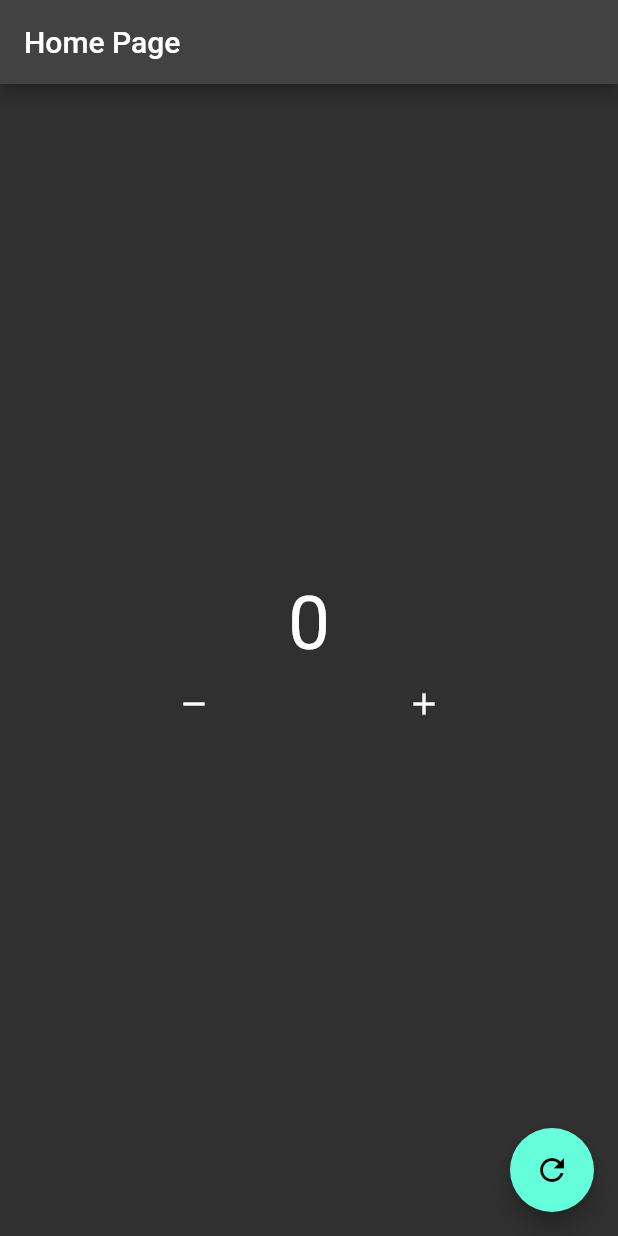
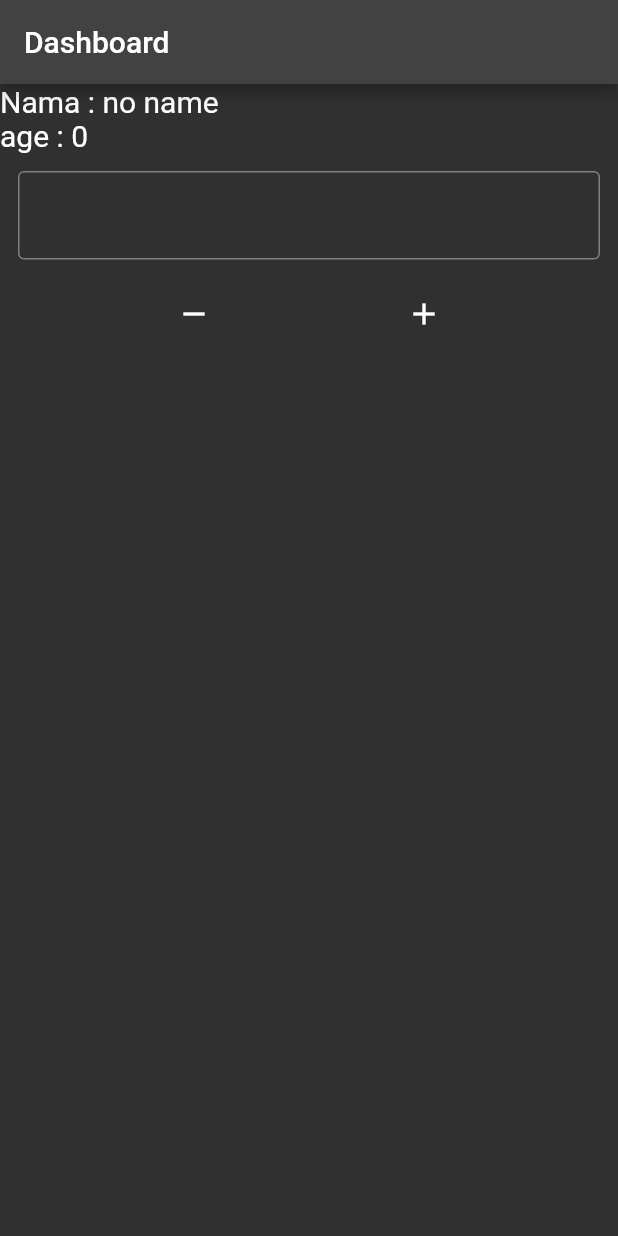
Before and after one commit to magerngulik/belajar_bloc, a Flutter app: the screen it shows after launch, on a phone screen of 412 x 824 dp. Run offline on Flutter 3.47's test engine with Material 2 defaults, Android fonts, the phone set to English and light mode, and no system bars; our stand-ins replace bloc, flutter_bloc.

Commit message:
recap belajar tanggal 14 december 2022

```diff
--- /dev/null
+++ b/lib/bloc/user.dart
@@ -0,0 +1,13 @@
+import 'package:bloc/bloc.dart';
+
+class UserBloc extends Cubit<Map<String, dynamic>> {
+  UserBloc() : super({"name": "no name", "age": 0});
+
+  changeName(String newName) {
+    emit({"name": newName, "age": state["age"]});
+  }
+
+  changeAge(int newAge) {
+    emit({"name": state["name"], "age": newAge});
+  }
+}
--- a/lib/main.dart
+++ b/lib/main.dart
@@ -1,6 +1,7 @@
 import 'dart:developer';
 import 'package:counter_apk_bloc/bloc/counter.dart';
 import 'package:counter_apk_bloc/bloc/theme.dart';
+import 'package:counter_apk_bloc/bloc/user.dart';
 import 'package:counter_apk_bloc/page/app.dart';
 import 'package:flutter/material.dart';
 import 'package:flutter_bloc/flutter_bloc.dart';
@@ -25,6 +26,9 @@ class MyApp extends StatelessWidget {
       BlocProvider(
         create: (context) => ThemeBloc(),
       ),
+      BlocProvider(
+        create: (context) => UserBloc(),
+      ),
     ], child: App());
   }
 }
--- a/lib/page/app.dart
+++ b/lib/page/app.dart
@@ -1,5 +1,6 @@
 import 'package:counter_apk_bloc/bloc/theme.dart';
 import 'package:counter_apk_bloc/page/home.dart';
+import 'package:counter_apk_bloc/page/profile.dart';
 import 'package:flutter/material.dart';
 import 'package:flutter_bloc/flutter_bloc.dart';
 
@@ -12,7 +13,7 @@ class App extends StatelessWidget {
       bloc: context.read<ThemeBloc>(),
       builder: (context, state) {
         return MaterialApp(
-          home: HomePage(),
+          home: Profile(),
           theme: (state) ? ThemeData.light() : ThemeData.dark(),
         );
       },
--- /dev/null
+++ b/lib/page/profile.dart
@@ -0,0 +1,77 @@
+import 'package:counter_apk_bloc/bloc/user.dart';
+import 'package:flutter/material.dart';
+import 'package:flutter_bloc/flutter_bloc.dart';
+
+class Profile extends StatelessWidget {
+  const Profile({super.key});
+
+  @override
+  Widget build(BuildContext context) {
+    UserBloc myUser = context.read<UserBloc>();
+    return Scaffold(
+      appBar: AppBar(
+        title: const Text("Dashboard"),
+        actions: const [],
+      ),
+      body: ListView(
+        children: [
+          BlocSelector<UserBloc, Map<String, dynamic>, String>(
+            bloc: myUser,
+            selector: (state) {
+              return state["name"];
+            },
+            builder: (context, state) {
+              return Text(
+                "Nama : $state",
+                style: TextStyle(
+                  fontSize: 20.0,
+                ),
+              );
+            },
+          ),
+          BlocSelector<UserBloc, Map<String, dynamic>, int>(
+            bloc: myUser,
+            selector: (state) {
+              return state["age"];
+            },
+            builder: (context, state) {
+              return Text(
+                "age : $state",
+                style: TextStyle(
+                  fontSize: 20.0,
+                ),
+              );
+            },
+          ),
+          Container(
+              padding: const EdgeInsets.all(12),
+              margin: const EdgeInsets.only(),
+              child: TextFormField(
+                  onChanged: (value) {
+                    myUser.changeName(value);
+                  },
+                  decoration: InputDecoration(border: OutlineInputBorder()))),
+          Row(
+            mainAxisAlignment: MainAxisAlignment.spaceEvenly,
+            children: [
+              IconButton(
+                onPressed: () => myUser.changeAge(myUser.state['age'] - 1),
+                icon: const Icon(
+                  Icons.remove,
+                  size: 24.0,
+                ),
+              ),
+              IconButton(
+                onPressed: () => myUser.changeAge(myUser.state['age'] + 1),
+                icon: const Icon(
+                  Icons.add,
+                  size: 24.0,
+                ),
+              ),
+            ],
+          ),
+        ],
+      ),
+    );
+  }
+}
```
